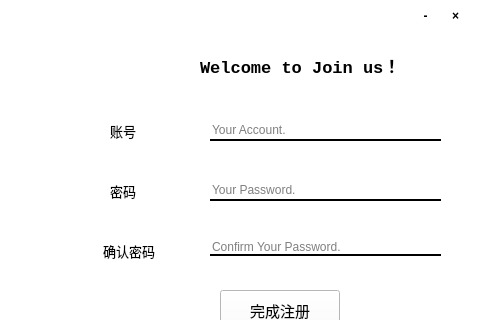
HandlerNine/QtProject, file GUI/register.ui: the form before one commit; both pictures show x 370 to 850 and y 0 to 320 of the 850 by 420 pixel window.
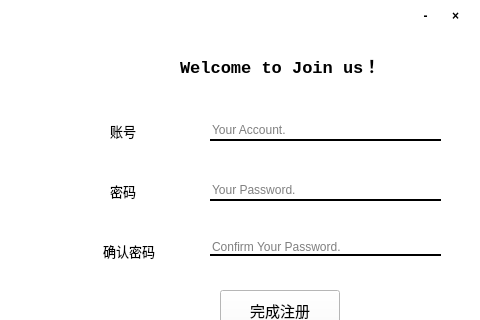
The form after the commit.

```diff
--- a/GUI/register.ui
+++ b/GUI/register.ui
@@ -24,9 +24,9 @@
   <widget class="QLabel" name="label">
    <property name="geometry">
     <rect>
-     <x>570</x>
+     <x>550</x>
      <y>50</y>
-     <width>251</width>
+     <width>271</width>
      <height>31</height>
     </rect>
    </property>
```
